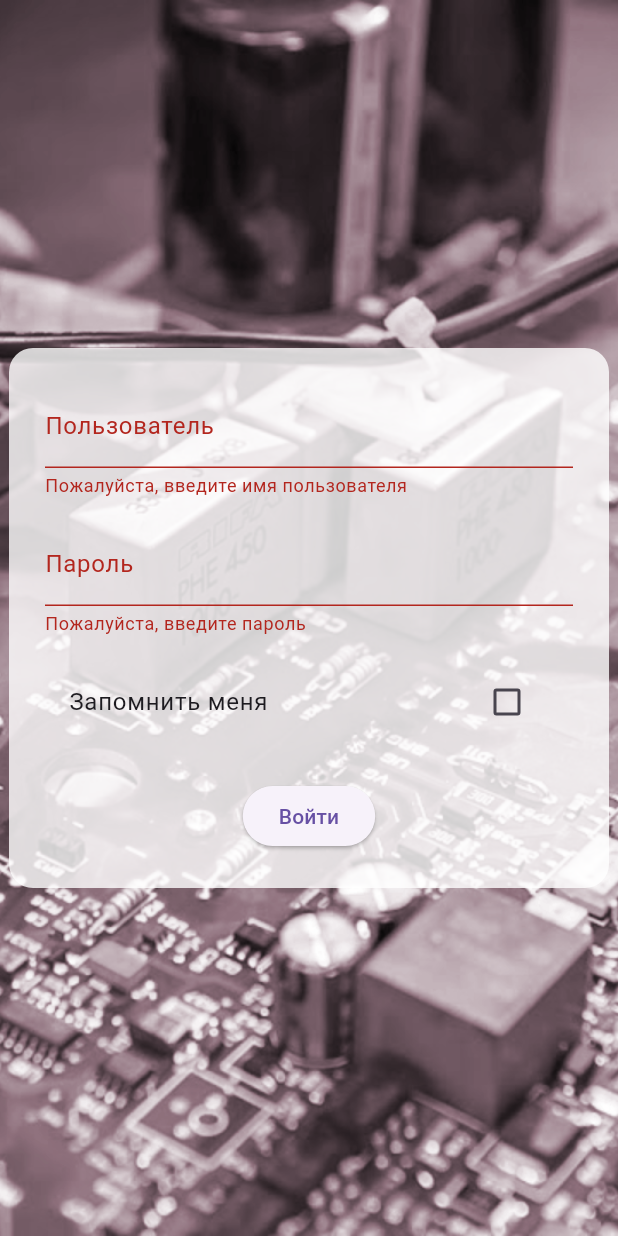
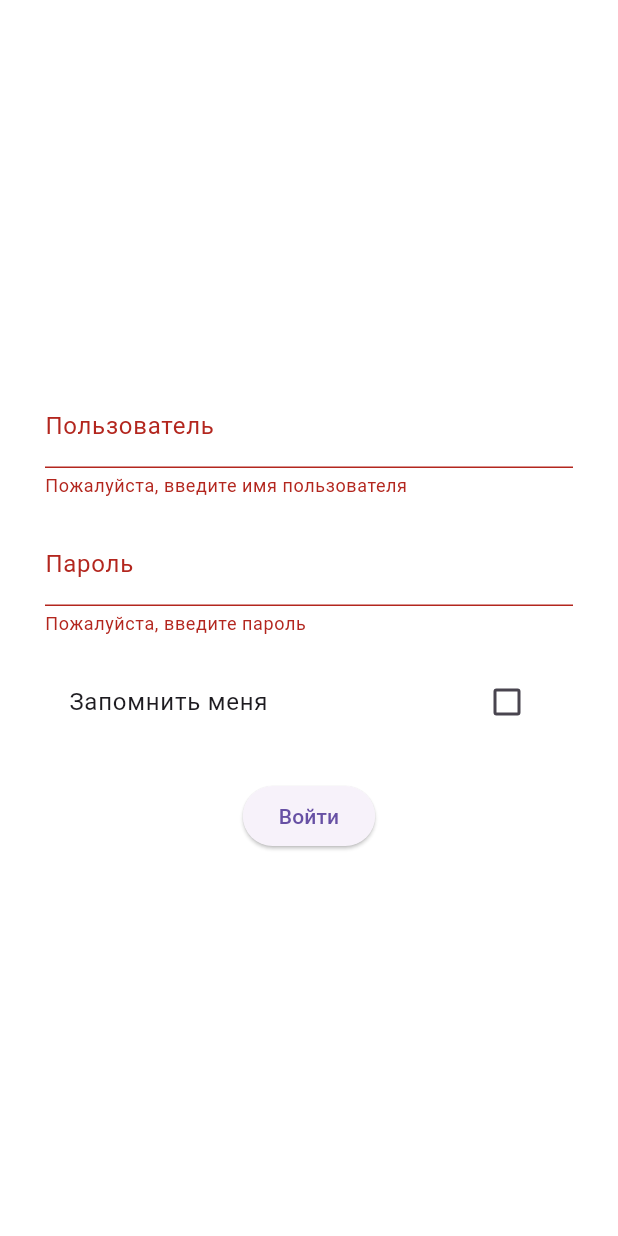
Before and after one commit to moevm/nosql2h24-factory, a Flutter app: the screen it shows after launch, after a tap on "Войти", on a phone screen of 412 x 824 dp. Run offline on Flutter 3.47's test engine with Material 3 defaults, Android fonts, the phone set to English and light mode, and no system bars; our stand-ins replace dartz, equatable, fl_chart, flutter_bloc, flutter_dotenv, get_it and 5 more; missing offline and left inert: dart:ffi; accounts and stored records are empty; project files that could hold a hidden picture were left out.

Commit message:
fixed backgroung

```diff
--- a/flutter_front/lib/features/login/presentation/widgets/login_form.dart
+++ b/flutter_front/lib/features/login/presentation/widgets/login_form.dart
@@ -54,12 +54,12 @@ class _LoginFormState extends State<LoginForm> {
           },
           child: Stack(
             children: [
-              Image.asset(
-                'assets/background.png',
-                fit: BoxFit.cover,
-                width: double.infinity,
-                height: double.infinity,
-              ),
+              // Image.asset(
+              //   'assets/background.png',
+              //   fit: BoxFit.cover,
+              //   width: double.infinity,
+              //   height: double.infinity,
+              // ),
               Center(
                 child: SingleChildScrollView(
                   child: Container(
--- a/flutter_front/lib/features/splash/presentation/pages/splash_screen.dart
+++ b/flutter_front/lib/features/splash/presentation/pages/splash_screen.dart
@@ -39,7 +39,7 @@ class SplashScreen extends StatelessWidget {
               child: Column(
                 mainAxisAlignment: MainAxisAlignment.center,
                 children: [
-                  Image.asset('assets/555.png'),
+                  //Image.asset('assets/555.png'),
                   const SizedBox(height: 20),
                   if (state is! SplashMultipleUsers)
                     const CircularProgressIndicator(),
```
Also changed, not shown: flutter_front/assets/555.png (deleted), flutter_front/assets/background.png (deleted), flutter_front/pubspec.lock.
